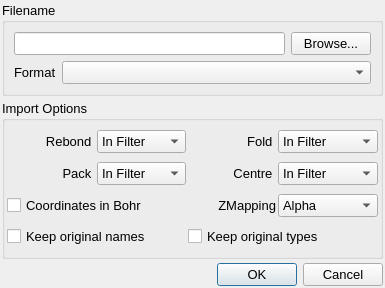
First picture: the form in src/gui/loadmodel.ui, repository trisyoungs/aten, before the edit.
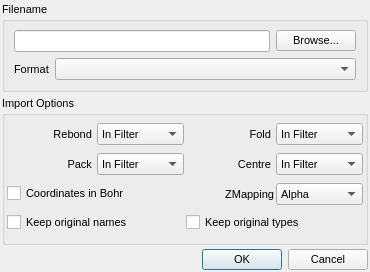
Second picture: the form after the edit. Icons and pictures are not drawn.

Commit message: Fixed - Main view was not updated after Describe or Export buttons on Forcefields panel were clicked.

Patch:
```diff
--- a/src/gui/loadmodel.ui
+++ b/src/gui/loadmodel.ui
@@ -9,8 +9,8 @@
    <rect>
     <x>0</x>
     <y>0</y>
-    <width>385</width>
-    <height>288</height>
+    <width>370</width>
+    <height>272</height>
    </rect>
   </property>
   <property name="sizePolicy">
@@ -21,7 +21,7 @@
   </property>
   <property name="font">
    <font>
-    <pointsize>10</pointsize>
+    <pointsize>8</pointsize>
    </font>
   </property>
   <property name="windowTitle">
```
The commit also changes 5 other files.
